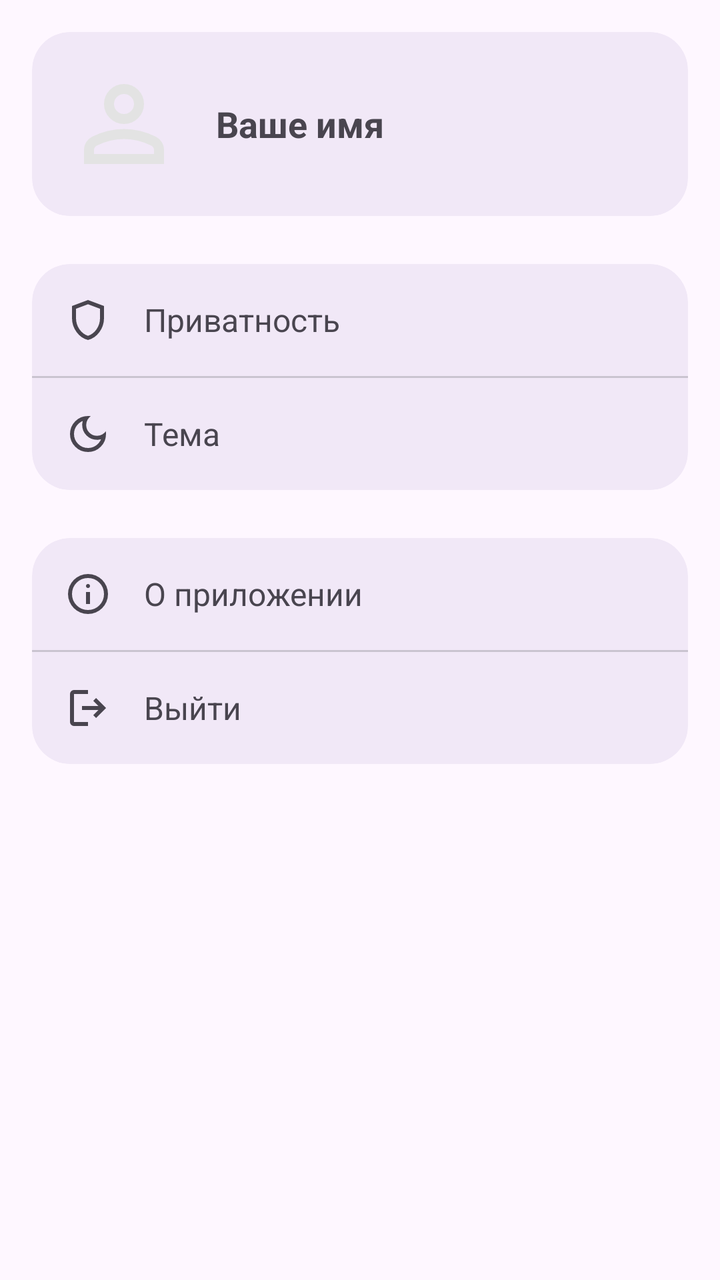
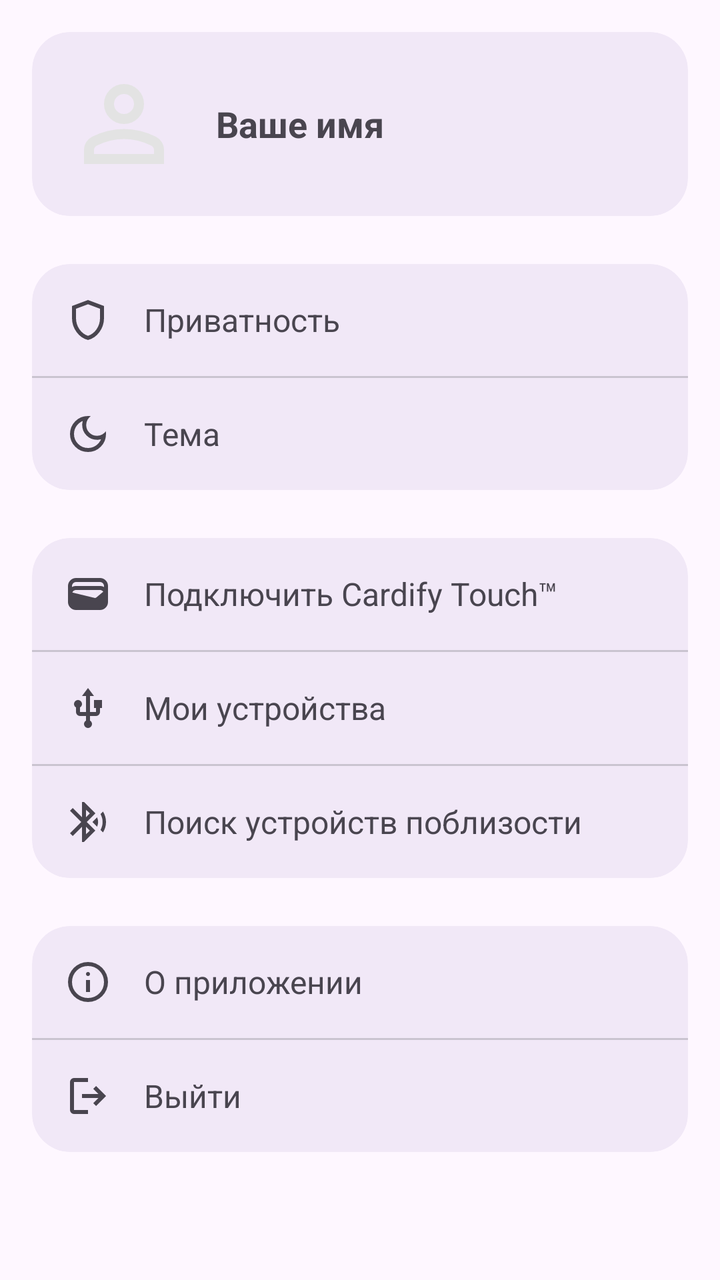

Screens rendered from an Android XML layout before and after an edit, with the pre-edit source and the edit as a unified diff.
<!-- AndroidManifest.xml: application theme Base.Theme.Cardify -->
<!-- res/layout/fragment_settings.xml -->
<?xml version="1.0" encoding="utf-8"?>
<ScrollView xmlns:android="http://schemas.android.com/apk/res/android"
    xmlns:app="http://schemas.android.com/apk/res-auto"
    android:id="@+id/scrollViewSettings"
    android:layout_width="match_parent"
    android:layout_height="match_parent"
    android:background="@color/background">

    <LinearLayout
        android:layout_width="match_parent"
        android:layout_height="wrap_content"
        android:orientation="vertical"
        android:paddingHorizontal="16dp">

        
        <com.google.android.material.card.MaterialCardView
            android:id="@+id/profileHeader"
            android:layout_width="match_parent"
            android:layout_height="wrap_content"
            android:background="?attr/selectableItemBackground"
            android:layout_marginTop="16dp"
            app:cardBackgroundColor="@color/card"
            app:cardCornerRadius="19dp"
            app:cardElevation="0dp"
            android:clipToOutline="true"
            app:strokeWidth="0dp">

            <LinearLayout
                android:layout_width="match_parent"
                android:layout_height="wrap_content"
                android:gravity="center_vertical"
                android:orientation="horizontal"
                android:padding="16dp">

                <com.google.android.material.imageview.ShapeableImageView
                    android:id="@+id/imageProfile"
                    android:layout_width="60dp"
                    android:layout_height="60dp"
                    android:layout_marginEnd="16dp"
                    android:scaleType="centerCrop"
                    android:src="@drawable/ic_profile_placeholder"
                    app:shapeAppearanceOverlay="@style/RoundedImageView" />

                <TextView
                    android:id="@+id/textProfileName"
                    style="@style/SettingsTitleStyle"
                    android:layout_width="wrap_content"
                    android:layout_height="wrap_content"
                    android:text="Ваше имя" />

            </LinearLayout>
        </com.google.android.material.card.MaterialCardView>

        
        <com.google.android.material.card.MaterialCardView
            android:layout_width="match_parent"
            android:layout_height="wrap_content"
            android:layout_marginTop="24dp"
            app:cardBackgroundColor="@color/card"
            app:cardCornerRadius="19dp"
            app:cardElevation="0dp"
            app:strokeWidth="0dp"
            android:clipToOutline="true">

            <LinearLayout
                android:layout_width="match_parent"
                android:layout_height="wrap_content"
                android:orientation="vertical">

                
                <LinearLayout
                    android:id="@+id/layoutPrivacy"
                    android:layout_width="match_parent"
                    android:layout_height="wrap_content"
                    android:background="?attr/selectableItemBackground"
                    android:gravity="center_vertical"
                    android:orientation="horizontal"
                    android:padding="16dp">

                    <ImageView
                        android:layout_width="24dp"
                        android:layout_height="24dp"
                        android:src="@drawable/ic_privacy"
                        app:tint="@color/button_text"/>

                    <TextView
                        style="@style/SettingsItemStyle"
                        android:layout_width="wrap_content"
                        android:layout_height="wrap_content"
                        android:layout_marginStart="16dp"
                        android:text="Приватность" />
                </LinearLayout>

                
                <com.google.android.material.divider.MaterialDivider
                    android:layout_width="match_parent"
                    android:layout_height="1dp" />

                
                <LinearLayout
                    android:id="@+id/layoutTheme"
                    android:layout_width="match_parent"
                    android:layout_height="wrap_content"
                    android:background="?attr/selectableItemBackground"
                    android:gravity="center_vertical"
                    android:orientation="horizontal"
                    android:padding="16dp">

                    <ImageView
                        android:id="@+id/imageThemeIcon"
                        android:layout_width="24dp"
                        android:layout_height="24dp"
                        android:src="@drawable/ic_moon"
                        app:tint="@color/button_text"/>

                    <TextView
                        style="@style/SettingsItemStyle"
                        android:layout_width="wrap_content"
                        android:layout_height="wrap_content"
                        android:layout_marginStart="16dp"
                        android:text="Тема" />
                </LinearLayout>
            </LinearLayout>
        </com.google.android.material.card.MaterialCardView>

        
        <com.google.android.material.card.MaterialCardView
            android:layout_width="match_parent"
            android:layout_height="wrap_content"
            android:layout_marginTop="24dp"
            app:cardBackgroundColor="@color/card"
            app:cardCornerRadius="19dp"
            app:cardElevation="0dp"
            app:strokeWidth="0dp"
            android:clipToOutline="true">

            <LinearLayout
                android:layout_width="match_parent"
                android:layout_height="wrap_content"
                android:orientation="vertical">

                
                <LinearLayout
                    android:id="@+id/layoutAbout"
                    android:layout_width="match_parent"
                    android:layout_height="wrap_content"
                    android:background="?attr/selectableItemBackground"
                    android:gravity="center_vertical"
                    android:orientation="horizontal"
                    android:padding="16dp">

                    <ImageView
                        android:layout_width="24dp"
                        android:layout_height="24dp"
                        android:src="@drawable/ic_about"
                        app:tint="@color/button_text"/>

                    <TextView
                        style="@style/SettingsItemStyle"
                        android:layout_width="wrap_content"
                        android:layout_height="wrap_content"
                        android:layout_marginStart="16dp"
                        android:text="О приложении" />
                </LinearLayout>

                
                <com.google.android.material.divider.MaterialDivider
                    android:layout_width="match_parent"
                    android:layout_height="1dp" />

                
                <LinearLayout
                    android:id="@+id/layoutLogout"
                    android:layout_width="match_parent"
                    android:layout_height="wrap_content"
                    android:background="?attr/selectableItemBackground"
                    android:gravity="center_vertical"
                    android:orientation="horizontal"
                    android:padding="16dp">

                    <ImageView
                        android:layout_width="24dp"
                        android:layout_height="24dp"
                        android:src="@drawable/ic_logout"
                        app:tint="@color/button_text"/>

                    <TextView
                        style="@style/SettingsItemStyle"
                        android:layout_width="wrap_content"
                        android:layout_height="wrap_content"
                        android:layout_marginStart="16dp"
                        android:text="Выйти" />
                </LinearLayout>
            </LinearLayout>
        </com.google.android.material.card.MaterialCardView>

        <View
            android:layout_width="match_parent"
            android:layout_height="16dp"/>

    </LinearLayout>
</ScrollView>
<!-- resources referenced by this layout -->
<resources>
  <color name="background">#fef7ff</color>
  <color name="button_text">#49454f</color>
  <color name="card">#f1e8f7</color>
  <!-- drawable ic_logout (drawable) -->
  <vector xmlns:android="http://schemas.android.com/apk/res/android"
      android:width="24dp"
      android:height="24dp"
      android:viewportWidth="960"
      android:viewportHeight="960">
    <path
        android:pathData="M200,840q-33,0 -56.5,-23.5T120,760v-560q0,-33 23.5,-56.5T200,120h280v80L200,200v560h280v80L200,840ZM640,680 L585,622 687,520L360,520v-80h327L585,338l55,-58 200,200 -200,200Z"
        android:fillColor="#e3e3e3"/>
  </vector>
  <!-- drawable ic_privacy (drawable) -->
  <vector xmlns:android="http://schemas.android.com/apk/res/android"
      android:width="24dp"
      android:height="24dp"
      android:viewportWidth="960"
      android:viewportHeight="960">
    <path
        android:pathData="M480,880q-139,-35 -229.5,-159.5T160,444v-244l320,-120 320,120v244q0,152 -90.5,276.5T480,880ZM480,796q104,-33 172,-132t68,-220v-189l-240,-90 -240,90v189q0,121 68,220t172,132ZM480,480Z"
        android:fillColor="#e3e3e3"/>
  </vector>
  <style name="RoundedImageView" parent="">
          <item name="cornerFamily">rounded</item>
          <item name="cornerSize">50%</item> 
      </style>
  <style name="SettingsItemStyle">
          <item name="android:textSize">16sp</item>
          <item name="android:textColor">@color/button_text</item>
      </style>
  <style name="SettingsTitleStyle">
          <item name="android:textSize">18sp</item>
          <item name="android:textStyle">bold</item>
          <item name="android:textColor">@color/button_text</item>
      </style>
  <style name="Base.Theme.Cardify" parent="Theme.Material3.DayNight.NoActionBar">
          
          
          <item name="android:statusBarColor">@color/card</item>
  
          <item name="android:windowLightStatusBar">true</item> 
  
      </style>
  <!-- unchanged entries left out for length: 3 -->
</resources>

<!-- the commit's change to res/layout/fragment_settings.xml (unified diff, before → after) -->
@@ -141,26 +141,26 @@
 
                 
                 <LinearLayout
-                    android:id="@+id/layoutAbout"
-                    android:layout_width="match_parent"
-                    android:layout_height="wrap_content"
-                    android:background="?attr/selectableItemBackground"
-                    android:gravity="center_vertical"
-                    android:orientation="horizontal"
-                    android:padding="16dp">
-
-                    <ImageView
-                        android:layout_width="24dp"
-                        android:layout_height="24dp"
-                        android:src="@drawable/ic_about"
-                        app:tint="@color/button_text"/>
-
-                    <TextView
-                        style="@style/SettingsItemStyle"
-                        android:layout_width="wrap_content"
-                        android:layout_height="wrap_content"
-                        android:layout_marginStart="16dp"
-                        android:text="О приложении" />
+                    android:id="@+id/layoutCardifyTouch"
+                    android:layout_width="match_parent"
+                    android:layout_height="wrap_content"
+                    android:background="?attr/selectableItemBackground"
+                    android:gravity="center_vertical"
+                    android:orientation="horizontal"
+                    android:padding="16dp">
+
+                    <ImageView
+                        android:layout_width="24dp"
+                        android:layout_height="24dp"
+                        android:src="@drawable/ic_cardify_touch"
+                        app:tint="@color/button_text"/>
+
+                    <TextView
+                        style="@style/SettingsItemStyle"
+                        android:layout_width="wrap_content"
+                        android:layout_height="wrap_content"
+                        android:layout_marginStart="16dp"
+                        android:text="Подключить Cardify Touch™" />
                 </LinearLayout>
 
                 
@@ -170,30 +170,132 @@
 
                 
                 <LinearLayout
-                    android:id="@+id/layoutLogout"
-                    android:layout_width="match_parent"
-                    android:layout_height="wrap_content"
-                    android:background="?attr/selectableItemBackground"
-                    android:gravity="center_vertical"
-                    android:orientation="horizontal"
-                    android:padding="16dp">
-
-                    <ImageView
-                        android:layout_width="24dp"
-                        android:layout_height="24dp"
-                        android:src="@drawable/ic_logout"
-                        app:tint="@color/button_text"/>
-
-                    <TextView
-                        style="@style/SettingsItemStyle"
-                        android:layout_width="wrap_content"
-                        android:layout_height="wrap_content"
-                        android:layout_marginStart="16dp"
-                        android:text="Выйти" />
+                    android:id="@+id/layoutMyDevices"
+                    android:layout_width="match_parent"
+                    android:layout_height="wrap_content"
+                    android:background="?attr/selectableItemBackground"
+                    android:gravity="center_vertical"
+                    android:orientation="horizontal"
+                    android:padding="16dp">
+
+                    <ImageView
+                        android:id="@+id/imageMyDevicesIcon"
+                        android:layout_width="24dp"
+                        android:layout_height="24dp"
+                        android:src="@drawable/ic_devices"
+                        app:tint="@color/button_text"/>
+
+                    <TextView
+                        style="@style/SettingsItemStyle"
+                        android:layout_width="wrap_content"
+                        android:layout_height="wrap_content"
+                        android:layout_marginStart="16dp"
+                        android:text="Мои устройства" />
+                </LinearLayout>
+
+                
+                <com.google.android.material.divider.MaterialDivider
+                    android:layout_width="match_parent"
+                    android:layout_height="1dp" />
+
+                
+                <LinearLayout
+                    android:id="@+id/layoutNearbySearch"
+                    android:layout_width="match_parent"
+                    android:layout_height="wrap_content"
+                    android:background="?attr/selectableItemBackground"
+                    android:gravity="center_vertical"
+                    android:orientation="horizontal"
+                    android:padding="16dp">
+
+                    <ImageView
+                        android:id="@+id/imageNearbySearchIcon"
+                        android:layout_width="24dp"
+                        android:layout_height="24dp"
+                        android:src="@drawable/ic_device_near"
+                        app:tint="@color/button_text"/>
+
+                    <TextView
+                        style="@style/SettingsItemStyle"
+                        android:layout_width="wrap_content"
+                        android:layout_height="wrap_content"
+                        android:layout_marginStart="16dp"
+                        android:text="Поиск устройств поблизости" />
                 </LinearLayout>
             </LinearLayout>
         </com.google.android.material.card.MaterialCardView>
 
+        
+        <com.google.android.material.card.MaterialCardView
+            android:layout_width="match_parent"
+            android:layout_height="wrap_content"
+            android:layout_marginTop="24dp"
+            app:cardBackgroundColor="@color/card"
+            app:cardCornerRadius="19dp"
+            app:cardElevation="0dp"
+            app:strokeWidth="0dp"
+            android:clipToOutline="true">
+
+            <LinearLayout
+                android:layout_width="match_parent"
+                android:layout_height="wrap_content"
+                android:orientation="vertical">
+
+                
+                <LinearLayout
+                    android:id="@+id/layoutAbout"
+                    android:layout_width="match_parent"
+                    android:layout_height="wrap_content"
+                    android:background="?attr/selectableItemBackground"
+                    android:gravity="center_vertical"
+                    android:orientation="horizontal"
+                    android:padding="16dp">
+
+                    <ImageView
+                        android:layout_width="24dp"
+                        android:layout_height="24dp"
+                        android:src="@drawable/ic_about"
+                        app:tint="@color/button_text"/>
+
+                    <TextView
+                        style="@style/SettingsItemStyle"
+                        android:layout_width="wrap_content"
+                        android:layout_height="wrap_content"
+                        android:layout_marginStart="16dp"
+                        android:text="О приложении" />
+                </LinearLayout>
+
+                
+                <com.google.android.material.divider.MaterialDivider
+                    android:layout_width="match_parent"
+                    android:layout_height="1dp" />
+
+                
+                <LinearLayout
+                    android:id="@+id/layoutLogout"
+                    android:layout_width="match_parent"
+                    android:layout_height="wrap_content"
+                    android:background="?attr/selectableItemBackground"
+                    android:gravity="center_vertical"
+                    android:orientation="horizontal"
+                    android:padding="16dp">
+
+                    <ImageView
+                        android:layout_width="24dp"
+                        android:layout_height="24dp"
+                        android:src="@drawable/ic_logout"
+                        app:tint="@color/button_text"/>
+
+                    <TextView
+                        style="@style/SettingsItemStyle"
+                        android:layout_width="wrap_content"
+                        android:layout_height="wrap_content"
+                        android:layout_marginStart="16dp"
+                        android:text="Выйти" />
+                </LinearLayout>
+            </LinearLayout>
+        </com.google.android.material.card.MaterialCardView>
+
         <View
             android:layout_width="match_parent"
             android:layout_height="16dp"/>
<!-- resource entries referenced after the edit -->
@@ -3,6 +3,36 @@
   <color name="background">#fef7ff</color>
   <color name="button_text">#49454f</color>
   <color name="card">#f1e8f7</color>
+  <!-- drawable ic_cardify_touch (drawable) -->
+  <vector xmlns:android="http://schemas.android.com/apk/res/android"
+      android:width="24dp"
+      android:height="24dp"
+      android:viewportWidth="960"
+      android:viewportHeight="960">
+    <path
+        android:pathData="M240,800q-66,0 -113,-47T80,640v-320q0,-66 47,-113t113,-47h480q66,0 113,47t47,113v320q0,66 -47,113t-113,47L240,800ZM240,320h480q22,0 42,5t38,16v-21q0,-33 -23.5,-56.5T720,240L240,240q-33,0 -56.5,23.5T160,320v21q18,-11 38,-16t42,-5ZM166,450 L611,558q9,2 18,0t17,-8l139,-116q-11,-15 -28,-24.5t-37,-9.5L240,400q-26,0 -45.5,13.5T166,450Z"
+        android:fillColor="#e3e3e3"/>
+  </vector>
+  <!-- drawable ic_device_near (drawable) -->
+  <vector xmlns:android="http://schemas.android.com/apk/res/android"
+      android:width="24dp"
+      android:height="24dp"
+      android:viewportWidth="960"
+      android:viewportHeight="960">
+    <path
+        android:pathData="M360,880v-304L176,760l-56,-56 224,-224 -224,-224 56,-56 184,184v-304h40l228,228 -172,172 172,172L400,880h-40ZM440,384 L516,308 440,234v150ZM440,726 L516,652 440,576v150ZM662,574 L570,480 662,388q9,22 14.5,45t5.5,47q0,24 -5.5,47.5T662,574ZM780,688 L730,640q20,-37 31,-77.5t11,-82.5q0,-42 -11,-82.5T730,320l50,-50q29,48 44.5,101T840,480q0,56 -15.5,108.5T780,688Z"
+        android:fillColor="#e3e3e3"/>
+  </vector>
+  <!-- drawable ic_devices (drawable) -->
+  <vector xmlns:android="http://schemas.android.com/apk/res/android"
+      android:width="24dp"
+      android:height="24dp"
+      android:viewportWidth="960"
+      android:viewportHeight="960">
+    <path
+        android:pathData="M480,880q-33,0 -56.5,-23.5T400,800q0,-21 11,-39t29,-29v-92L320,640q-33,0 -56.5,-23.5T240,560v-92q-18,-9 -29,-27t-11,-41q0,-33 23.5,-56.5T280,320q33,0 56.5,23.5T360,400q0,23 -11,40t-29,28v92h120v-320h-80l120,-160 120,160h-80v320h120v-80h-40v-160h160v160h-40v80q0,33 -23.5,56.5T640,640L520,640v92q19,10 29.5,28t10.5,40q0,33 -23.5,56.5T480,880Z"
+        android:fillColor="#e3e3e3"/>
+  </vector>
   <!-- drawable ic_logout (drawable) -->
   <vector xmlns:android="http://schemas.android.com/apk/res/android"
       android:width="24dp"
